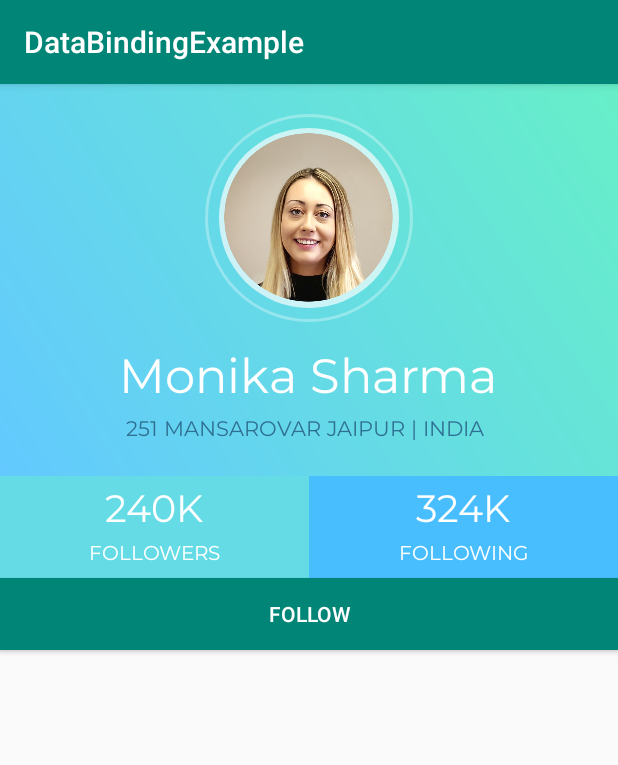
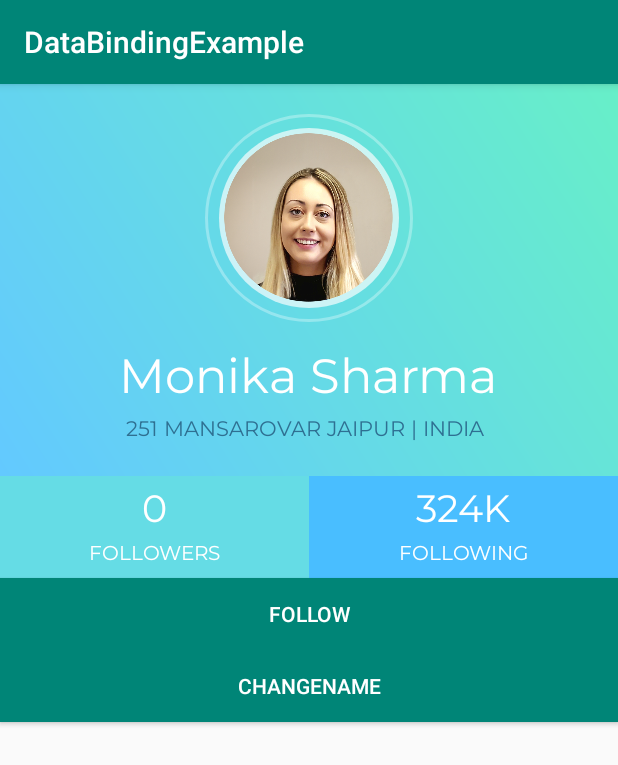
Before and after one commit to hhnchau/DataBinding, an Android app: the screen it shows after launch (MainActivity), on a phone screen of 412 x 824 dp. Shown: the top 765 px of the screen. Run offline under Robolectric (Android 15) with nearby library versions, the phone set to English and light mode, and no system bars; our stand-ins replace data binding.

Commit message:
init source

```diff
--- a/app/build.gradle
+++ b/app/build.gradle
@@ -28,4 +28,7 @@ dependencies {
     testImplementation 'junit:junit:4.12'
     androidTestImplementation 'com.android.support.test:runner:1.0.2'
     androidTestImplementation 'com.android.support.test.espresso:espresso-core:3.0.2'
+
+    implementation "android.arch.lifecycle:extensions:1.1.1"
+    annotationProcessor "android.arch.lifecycle:compiler:1.1.1"
 }
--- a/app/src/main/java/com/wave/databindingexample/EventHandler.java
+++ b/app/src/main/java/com/wave/databindingexample/EventHandler.java
@@ -1,7 +1,7 @@
 package com.wave.databindingexample;
 
-import android.content.Context;
-import android.widget.Toast;
+        import android.content.Context;
+        import android.widget.Toast;
 
 /**
  * Created on : Mar 16, 2019
--- a/app/src/main/java/com/wave/databindingexample/MainActivity.java
+++ b/app/src/main/java/com/wave/databindingexample/MainActivity.java
@@ -1,22 +1,29 @@
 package com.wave.databindingexample;
 
+import android.arch.lifecycle.ViewModelProviders;
 import android.databinding.DataBindingUtil;
 import android.os.Bundle;
 import android.support.v7.app.AppCompatActivity;
 
-import com.wave.databindingexample.databinding.ActivityMainBinding;
+import com.wave.databindingexample.databinding.UserLayoutBinding;
+
 
 public class MainActivity extends AppCompatActivity {
 
-    ActivityMainBinding binding;
+    UserLayoutBinding binding;
 
     @Override
     protected void onCreate(Bundle savedInstanceState) {
         super.onCreate(savedInstanceState);
-        binding = DataBindingUtil.setContentView(this, R.layout.activity_main);
+        binding = DataBindingUtil.setContentView(this, R.layout.user_layout);
 
-        binding.setUser(new User("Monika Sharma", "251 Mansarovar Jaipur | India ", "240K", "324K"));
+        UserViewModel userViewModel = ViewModelProviders.of(this).get(UserViewModel.class);
+
+        binding.setUserViewModel(userViewModel);
 
         binding.setHandler(new EventHandler(this));
+
+        binding.setLifecycleOwner(this);
+
     }
 }
--- a/app/src/main/java/com/wave/databindingexample/User.java
+++ b/app/src/main/java/com/wave/databindingexample/User.java
@@ -1,4 +1,6 @@
 package com.wave.databindingexample;
+
+import android.arch.lifecycle.ViewModel;
 
 /**
  * Created on : Mar 16, 2019
@@ -7,10 +9,10 @@ package com.wave.databindingexample;
 public class User {
     private String name;
     private String address;
-    private String followerCount;
+    private int followerCount;
     private String followingCount;
 
-    public User(String name, String address, String followerCount, String followingCount) {
+    public User(String name, String address, int followerCount, String followingCount) {
         this.name = name;
         this.address = address;
         this.followerCount = followerCount;
@@ -33,11 +35,11 @@ public class User {
         this.address = address;
     }
 
-    public String getFollowerCount() {
+    public int getFollowerCount() {
         return followerCount;
     }
 
-    public void setFollowerCount(String followerCount) {
+    public void setFollowerCount(int followerCount) {
         this.followerCount = followerCount;
     }
 
@@ -48,4 +50,5 @@ public class User {
     public void setFollowingCount(String followingCount) {
         this.followingCount = followingCount;
     }
+
 }
--- /dev/null
+++ b/app/src/main/java/com/wave/databindingexample/UserViewModel.java
@@ -0,0 +1,20 @@
+package com.wave.databindingexample;
+
+import android.arch.lifecycle.MutableLiveData;
+import android.arch.lifecycle.ViewModel;
+
+public class UserViewModel extends ViewModel {
+    private User user;
+    public MutableLiveData<User> userMutableLiveData = new MutableLiveData<>();
+
+    public UserViewModel() {
+        user = new User("Monika Sharma", "251 Mansarovar Jaipur | India ", 0, "324K");
+        userMutableLiveData.setValue(user);
+    }
+
+    public void onChangeUserName(String username) {
+        user.setName(username);
+        user.setFollowerCount(user.getFollowerCount() + 1);
+        userMutableLiveData.setValue(user);
+    }
+}
--- a/app/src/main/res/layout/activity_main.xml
+++ b/app/src/main/res/layout/user_layout.xml
@@ -5,8 +5,8 @@
     <data>
 
         <variable
-            name="user"
-            type="com.wave.databindingexample.User" />
+            name="userViewModel"
+            type="com.wave.databindingexample.UserViewModel" />
 
         <variable
             name="handler"
@@ -53,7 +53,7 @@
                 android:layout_centerHorizontal="true"
                 android:layout_marginTop="15sp"
                 android:fontFamily="@font/montserrat"
-                android:text="@{user.name, default=Name}"
+                android:text="@{userViewModel.userMutableLiveData.name}"
                 android:textColor="@color/white"
                 android:textSize="32sp" />
 
@@ -64,7 +64,7 @@
                 android:layout_below="@+id/tv_name"
                 android:layout_centerHorizontal="true"
                 android:fontFamily="@font/montserrat"
-                android:text="@{user.address, default=Address}"
+                android:text="@{userViewModel.userMutableLiveData.address}"
                 android:textAllCaps="true"
                 android:textColor="@color/address"
                 android:textSize="14sp" />
@@ -99,7 +99,7 @@
                         android:layout_width="wrap_content"
                         android:layout_height="wrap_content"
                         android:fontFamily="@font/montserrat"
-                        android:text='@{user.followerCount, default="0 K"}'
+                        android:text='@{Integer.toString(userViewModel.userMutableLiveData.followerCount),default="0 K"}'
 
                         android:textColor="@color/white"
                         android:textSize="25sp" />
@@ -138,7 +138,7 @@
                         android:layout_width="wrap_content"
                         android:layout_height="wrap_content"
                         android:fontFamily="@font/montserrat"
-                        android:text='@{user.followingCount, default="0 K"}'
+                        android:text='@{userViewModel.userMutableLiveData.followingCount, default="0 K"}'
                         android:textColor="@color/white"
                         android:textSize="25sp" />
 
@@ -163,9 +163,21 @@
             android:layout_height="wrap_content"
             android:layout_below="@+id/linlay1"
             android:background="@color/colorPrimary"
-            android:onClick="@{() -> handler.onButtonClick(user.name)}"
+            android:onClick="@{() -> handler.onButtonClick(userViewModel.userMutableLiveData.name)}"
+            android:padding="8dp"
             android:text="Follow"
+            android:textColor="@color/white" />
+
+        <Button
+            android:id="@+id/btnFollow1"
+            android:layout_width="match_parent"
+            android:layout_height="wrap_content"
+            android:layout_below="@+id/btnFollow"
+            android:background="@color/colorPrimary"
+            android:onClick="@{() -> userViewModel.onChangeUserName(userViewModel.userMutableLiveData.address)}"
             android:padding="8dp"
+            android:text="ChangeName"
             android:textColor="@color/white" />
+
     </RelativeLayout>
 </layout>
```
